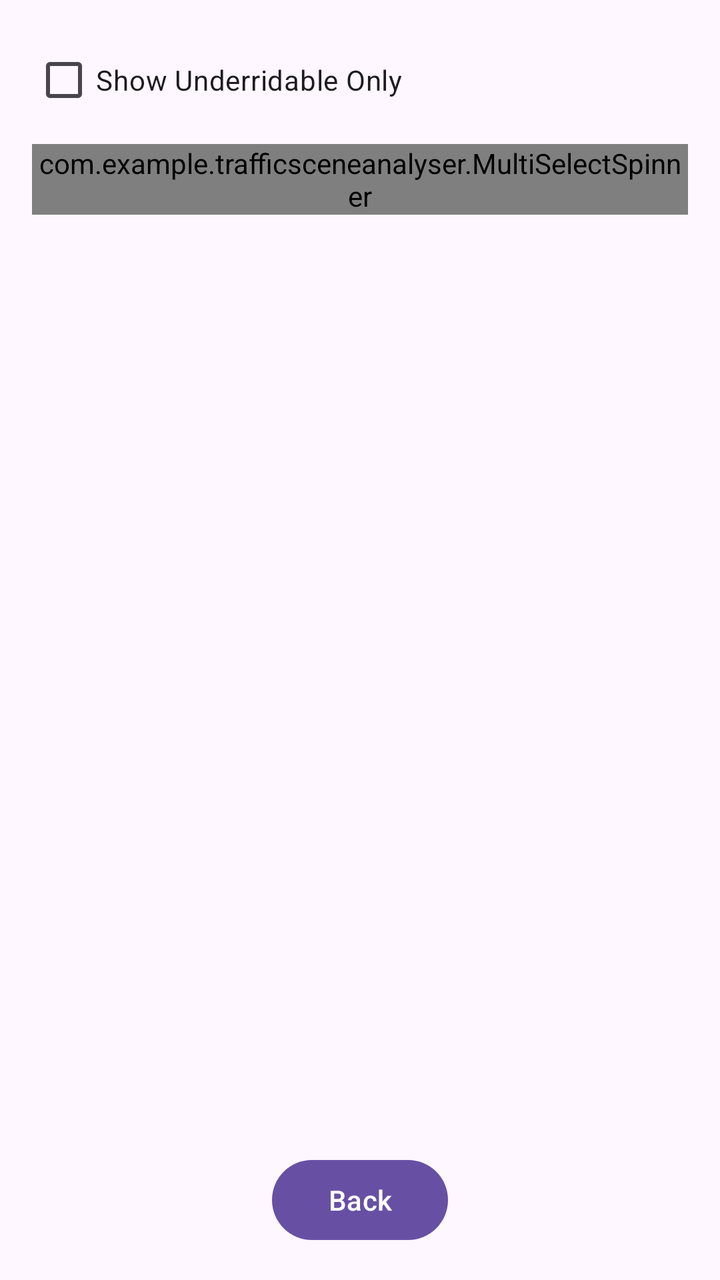
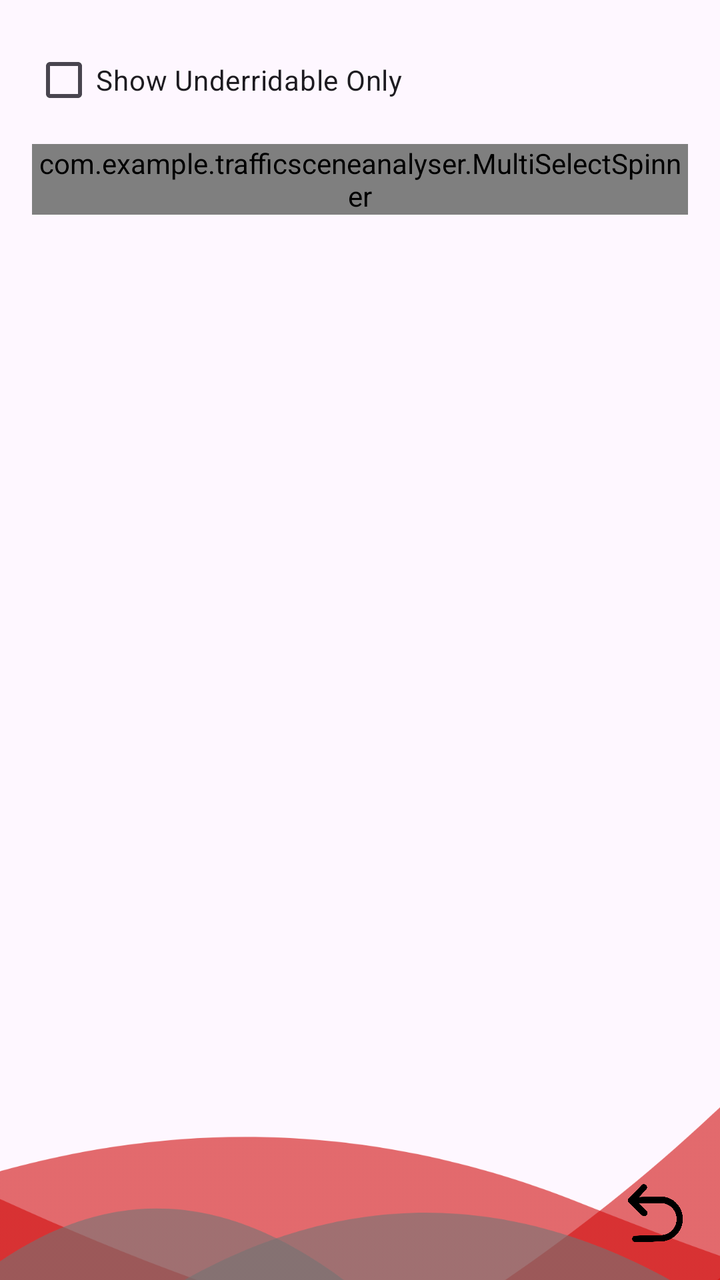

Compare the two renders of this Android layout. The source of the first and the diff that turns it into the second are given below.
<!-- AndroidManifest.xml: application theme Theme.TrafficSceneAnalyser -->
<!-- res/layout/activity_history.xml -->
<?xml version="1.0" encoding="utf-8"?>
<androidx.constraintlayout.widget.ConstraintLayout xmlns:android="http://schemas.android.com/apk/res/android"
    xmlns:app="http://schemas.android.com/apk/res-auto"
    xmlns:tools="http://schemas.android.com/tools"
    android:id="@+id/main"
    android:layout_width="match_parent"
    android:layout_height="match_parent"
    tools:context=".HistoryActivity">

    <LinearLayout
        android:id="@+id/filterLayout"
        android:layout_width="0dp"
        android:layout_height="wrap_content"
        android:orientation="vertical"
        app:layout_constraintTop_toTopOf="parent"
        app:layout_constraintStart_toStartOf="parent"
        app:layout_constraintEnd_toEndOf="parent"
        android:padding="16dp">

        <CheckBox
            android:id="@+id/filterCheckbox"
            android:layout_width="wrap_content"
            android:layout_height="wrap_content"
            android:text="Show Underridable Only" />

        <com.example.trafficsceneanalyser.MultiSelectSpinner
            android:id="@+id/modelSpinner"
            android:layout_width="match_parent"
            android:layout_height="wrap_content"
            android:layout_marginTop="8dp"
            android:layout_marginBottom="8dp" />
    </LinearLayout>

    <androidx.recyclerview.widget.RecyclerView
        android:id="@+id/recyclerView"
        android:layout_width="0dp"
        android:layout_height="0dp"
        app:layout_constraintTop_toBottomOf="@id/filterLayout"
        app:layout_constraintBottom_toTopOf="@+id/backButton"
        app:layout_constraintStart_toStartOf="parent"
        app:layout_constraintEnd_toEndOf="parent"
        android:layout_marginBottom="8dp"
        android:layout_marginTop="8dp" />

    <Button
        android:id="@+id/backButton"
        android:layout_width="wrap_content"
        android:layout_height="wrap_content"
        android:text="Back"
        app:layout_constraintBottom_toBottomOf="parent"
        app:layout_constraintStart_toStartOf="parent"
        app:layout_constraintEnd_toEndOf="parent"
        android:layout_marginBottom="16dp" />

</androidx.constraintlayout.widget.ConstraintLayout>
<!-- resources referenced by this layout -->
<resources>
  <style name="Theme.TrafficSceneAnalyser" parent="Base.Theme.TrafficSceneAnalyser" />
  <style name="Base.Theme.TrafficSceneAnalyser" parent="Theme.Material3.DayNight.NoActionBar">
          
          
      </style>
</resources>

<!-- the commit's change to res/layout/activity_history.xml (unified diff, before → after) -->
@@ -6,6 +6,34 @@
     android:layout_width="match_parent"
     android:layout_height="match_parent"
     tools:context=".HistoryActivity">
+
+    <ImageView
+        android:id="@+id/imageView8"
+        android:layout_width="486dp"
+        android:layout_height="689dp"
+        android:rotationY="180"
+        app:layout_constraintBottom_toBottomOf="parent"
+        app:layout_constraintEnd_toEndOf="parent"
+        app:layout_constraintHorizontal_bias="0.0"
+        app:layout_constraintStart_toStartOf="parent"
+        app:layout_constraintTop_toTopOf="parent"
+        app:layout_constraintVertical_bias="1.0"
+        app:srcCompat="@drawable/bottomlayout" />
+
+    <ImageButton
+        android:id="@+id/backButton"
+        android:layout_width="64dp"
+        android:layout_height="55dp"
+        android:backgroundTint="#00FFFFFF"
+        android:onClick="goToProfile"
+        android:scaleType="fitCenter"
+        app:layout_constraintBottom_toBottomOf="parent"
+        app:layout_constraintEnd_toEndOf="parent"
+        app:layout_constraintHorizontal_bias="0.8"
+        app:layout_constraintStart_toEndOf="@+id/hbutton"
+        app:layout_constraintTop_toTopOf="parent"
+        app:layout_constraintVertical_bias="0.99"
+        app:srcCompat="@drawable/backbutton" />
 
     <LinearLayout
         android:id="@+id/filterLayout"
@@ -35,21 +63,9 @@
         android:id="@+id/recyclerView"
         android:layout_width="0dp"
         android:layout_height="0dp"
-        app:layout_constraintTop_toBottomOf="@id/filterLayout"
-        app:layout_constraintBottom_toTopOf="@+id/backButton"
+        android:layout_marginTop="8dp"
+        app:layout_constraintEnd_toEndOf="parent"
         app:layout_constraintStart_toStartOf="parent"
-        app:layout_constraintEnd_toEndOf="parent"
-        android:layout_marginBottom="8dp"
-        android:layout_marginTop="8dp" />
-
-    <Button
-        android:id="@+id/backButton"
-        android:layout_width="wrap_content"
-        android:layout_height="wrap_content"
-        android:text="Back"
-        app:layout_constraintBottom_toBottomOf="parent"
-        app:layout_constraintStart_toStartOf="parent"
-        app:layout_constraintEnd_toEndOf="parent"
-        android:layout_marginBottom="16dp" />
+        app:layout_constraintTop_toBottomOf="@id/filterLayout" />
 
 </androidx.constraintlayout.widget.ConstraintLayout>
<!-- resource entries referenced after the edit -->
@@ -1,5 +1,7 @@
 <!-- resources referenced by this layout -->
 <resources>
+  <!-- drawable backbutton: png bitmap (drawable, 27156 bytes) -->
+  <!-- drawable bottomlayout: png bitmap (drawable-hdpi, 51256 bytes) -->
   <style name="Theme.TrafficSceneAnalyser" parent="Base.Theme.TrafficSceneAnalyser" />
   <style name="Base.Theme.TrafficSceneAnalyser" parent="Theme.Material3.DayNight.NoActionBar">
           
